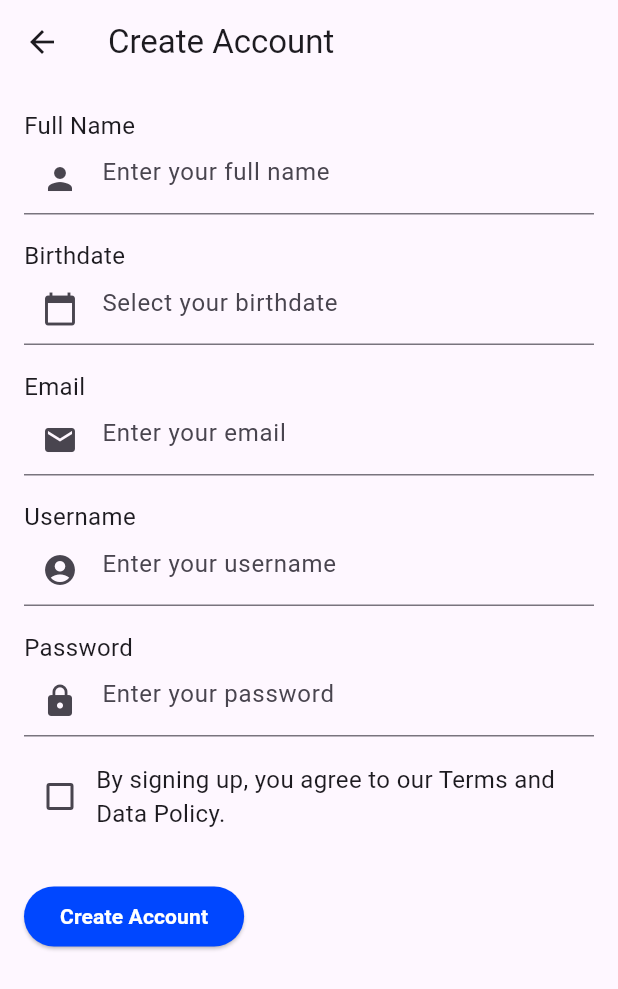
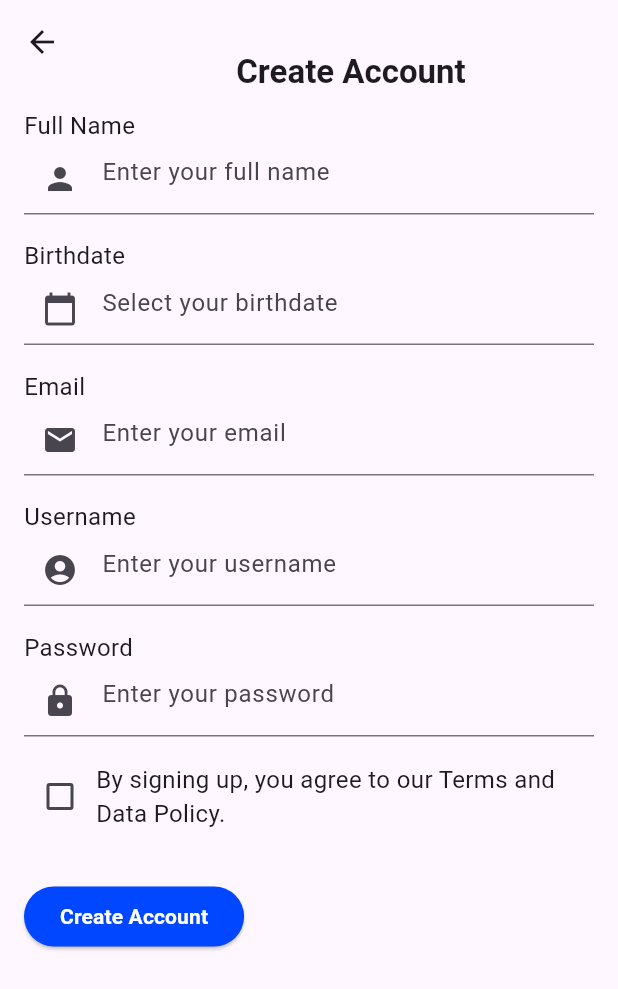
Before and after one commit to MTonilon22/Ardu-Illuminate, a Flutter app: the CreateAccountPage screen opened directly, on a phone screen of 412 x 824 dp. Shown: the top 989 px of the screen. Run offline on Flutter 3.47's test engine with Material 2 defaults, Android fonts, the phone set to English and light mode, and no system bars; missing offline and left inert: duration_picker.

Commit message:
updated createaccpage

```diff
--- a/lib/createaccountpage.dart
+++ b/lib/createaccountpage.dart
@@ -40,10 +40,22 @@ class _CreateAccountPageState extends State<CreateAccountPage> {
     final String? selectedDateFormatted =
         _selectedDate == null ? null : dateFormat.format(_selectedDate!);
 
-    return Scaffold(
+     return Scaffold(
       appBar: AppBar(
-        title: const Text('Create Account'),
+        title: Padding(
+          padding: const EdgeInsets.only(top: 40), // Add top padding here
+          child: const Center(
+            child: Text(
+              'Create Account',
+              style: TextStyle(
+                fontWeight: FontWeight.bold,
+              ),
+            ),
+          ),
+        ),
       ),
+
+
       body: SingleChildScrollView(
         padding: const EdgeInsets.all(16.0),
         child: Column(
```
